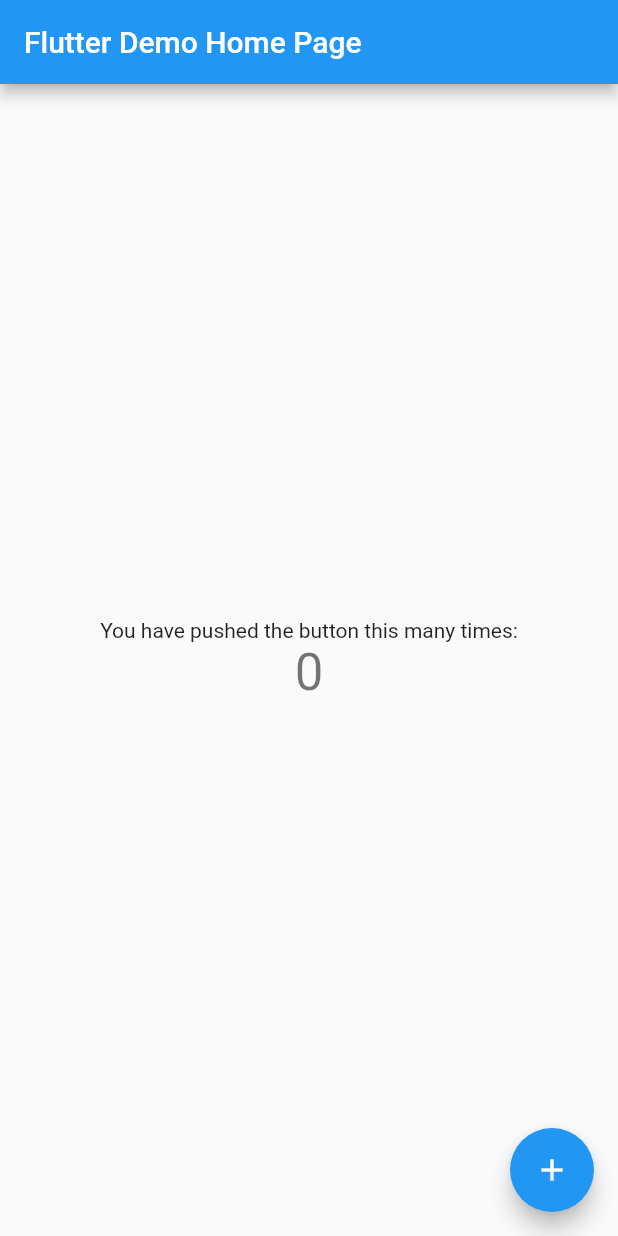
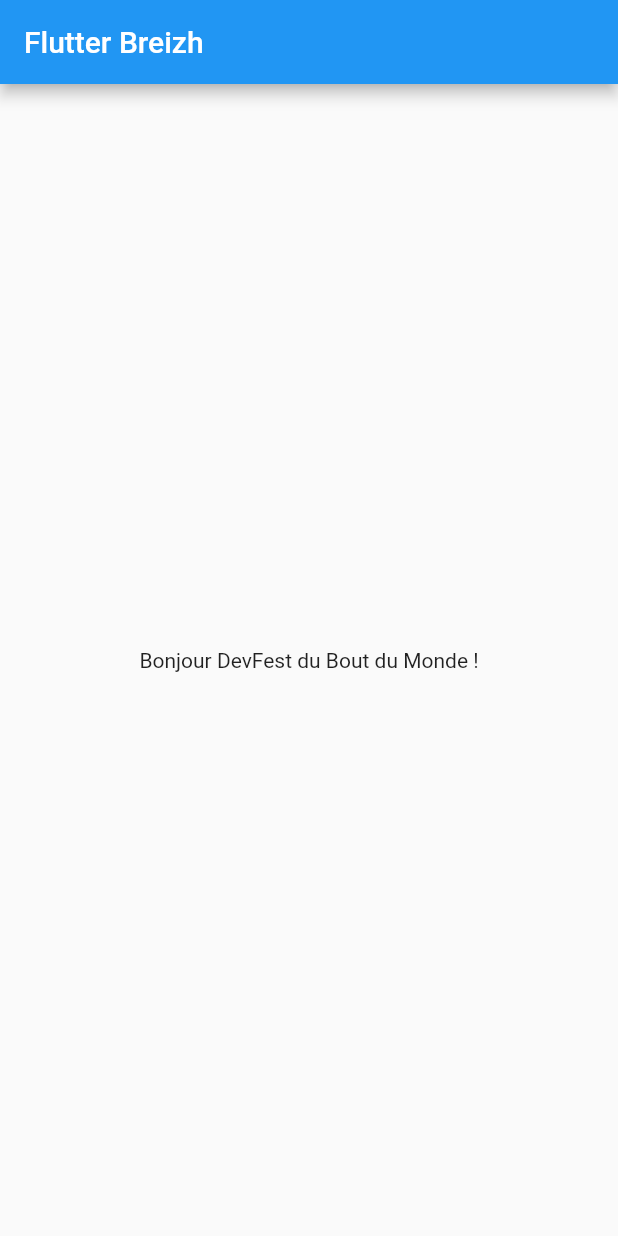
Before and after one commit to gurvanhenry/flutter_breizh, a Flutter app: the screen it shows after launch, on a phone screen of 412 x 824 dp. Run offline on Flutter 3.47's test engine with Material 2 defaults, Android fonts, the phone set to English and light mode, and no system bars.

Commit message:
update main.dart

```diff
--- a/lib/main.dart
+++ b/lib/main.dart
@@ -1,111 +1,20 @@
 import 'package:flutter/material.dart';
 
-void main() => runApp(MyApp());
+void main() => runApp(BreizhApp());
 
-class MyApp extends StatelessWidget {
-  // This widget is the root of your application.
+class BreizhApp extends StatelessWidget {
   @override
   Widget build(BuildContext context) {
     return MaterialApp(
-      title: 'Flutter Demo',
-      theme: ThemeData(
-        // This is the theme of your application.
-        //
-        // Try running your application with "flutter run". You'll see the
-        // application has a blue toolbar. Then, without quitting the app, try
-        // changing the primarySwatch below to Colors.green and then invoke
-        // "hot reload" (press "r" in the console where you ran "flutter run",
-        // or simply save your changes to "hot reload" in a Flutter IDE).
-        // Notice that the counter didn't reset back to zero; the application
-        // is not restarted.
-        primarySwatch: Colors.blue,
+      title: 'Flutter Breizh',
+      home: Scaffold(
+        appBar: AppBar(
+          title: Text('Flutter Breizh'),
+        ),
+        body: Center(
+          child: Text('Bonjour DevFest du Bout du Monde !'),
+        ),
       ),
-      home: MyHomePage(title: 'Flutter Demo Home Page'),
     );
   }
 }
-
-class MyHomePage extends StatefulWidget {
-  MyHomePage({Key key, this.title}) : super(key: key);
-
-  // This widget is the home page of your application. It is stateful, meaning
-  // that it has a State object (defined below) that contains fields that affect
-  // how it looks.
-
-  // This class is the configuration for the state. It holds the values (in this
-  // case the title) provided by the parent (in this case the App widget) and
-  // used by the build method of the State. Fields in a Widget subclass are
-  // always marked "final".
-
-  final String title;
-
-  @override
-  _MyHomePageState createState() => _MyHomePageState();
-}
-
-class _MyHomePageState extends State<MyHomePage> {
-  int _counter = 0;
-
-  void _incrementCounter() {
-    setState(() {
-      // This call to setState tells the Flutter framework that something has
-      // changed in this State, which causes it to rerun the build method below
-      // so that the display can reflect the updated values. If we changed
-      // _counter without calling setState(), then the build method would not be
-      // called again, and so nothing would appear to happen.
-      _counter++;
-    });
-  }
-
-  @override
-  Widget build(BuildContext context) {
-    // This method is rerun every time setState is called, for instance as done
-    // by the _incrementCounter method above.
-    //
-    // The Flutter framework has been optimized to make rerunning build methods
-    // fast, so that you can just rebuild anything that needs updating rather
-    // than having to individually change instances of widgets.
-    return Scaffold(
-      appBar: AppBar(
-        // Here we take the value from the MyHomePage object that was created by
-        // the App.build method, and use it to set our appbar title.
-        title: Text(widget.title),
-      ),
-      body: Center(
-        // Center is a layout widget. It takes a single child and positions it
-        // in the middle of the parent.
-        child: Column(
-          // Column is also layout widget. It takes a list of children and
-          // arranges them vertically. By default, it sizes itself to fit its
-          // children horizontally, and tries to be as tall as its parent.
-          //
-          // Invoke "debug painting" (press "p" in the console, choose the
-          // "Toggle Debug Paint" action from the Flutter Inspector in Android
-          // Studio, or the "Toggle Debug Paint" command in Visual Studio Code)
-          // to see the wireframe for each widget.
-          //
-          // Column has various properties to control how it sizes itself and
-          // how it positions its children. Here we use mainAxisAlignment to
-          // center the children vertically; the main axis here is the vertical
-          // axis because Columns are vertical (the cross axis would be
-          // horizontal).
-          mainAxisAlignment: MainAxisAlignment.center,
-          children: <Widget>[
-            Text(
-              'You have pushed the button this many times:',
-            ),
-            Text(
-              '$_counter',
-              style: Theme.of(context).textTheme.display1,
-            ),
-          ],
-        ),
-      ),
-      floatingActionButton: FloatingActionButton(
-        onPressed: _incrementCounter,
-        tooltip: 'Increment',
-        child: Icon(Icons.add),
-      ), // This trailing comma makes auto-formatting nicer for build methods.
-    );
-  }
-}
```
